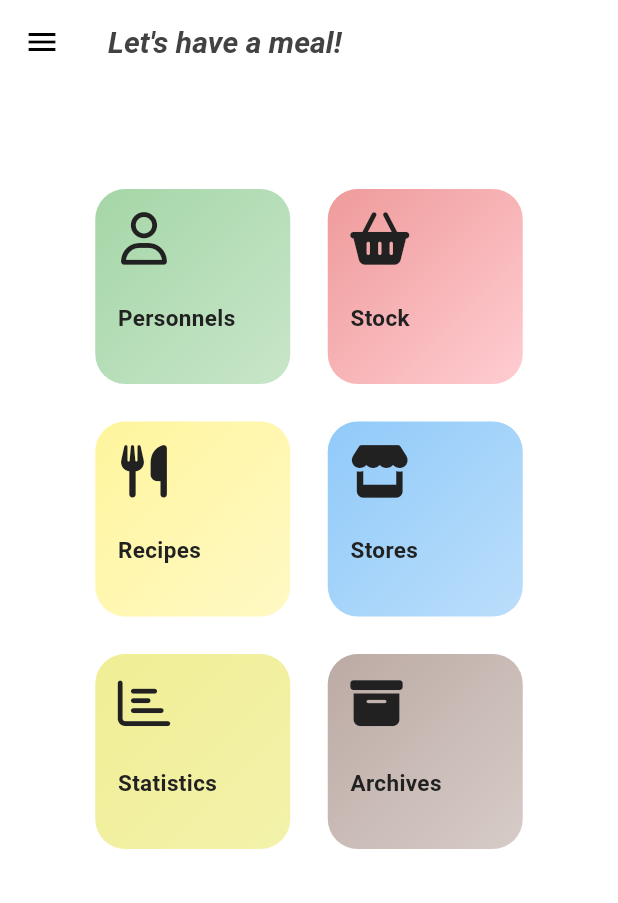
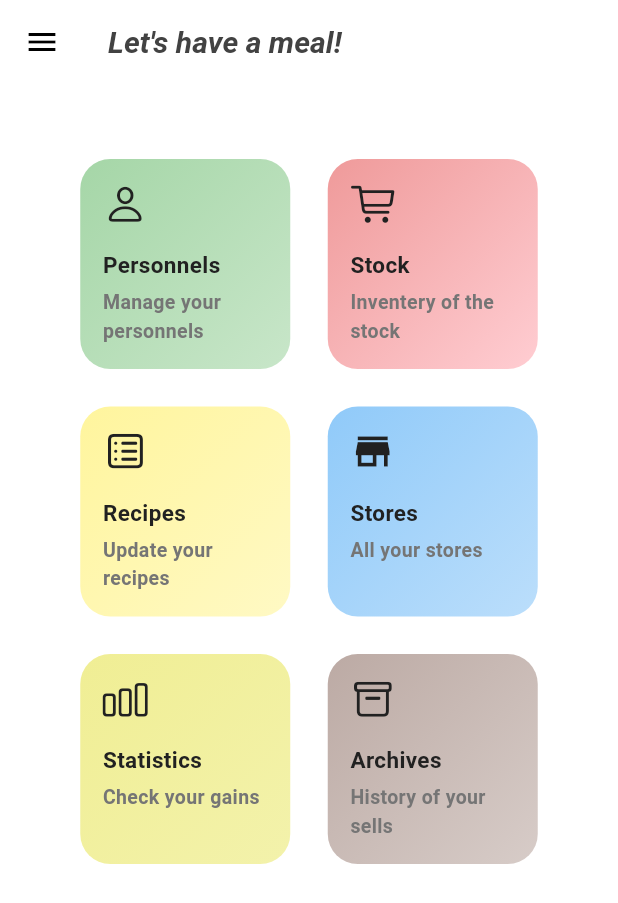
Before and after one commit to Alfred-T-Y/manage_restaurant, a Flutter app: the AdminHomePage screen opened by its route, on a phone screen of 412 x 824 dp. Shown: the top 903 px of the screen. Run offline on Flutter 3.47's test engine with Material 3 defaults, Android fonts, the phone set to English and light mode, and no system bars; our stand-ins replace font_awesome_flutter, google_fonts, lottie, pretty_qr_code, shared_preferences; missing offline and left inert: mobile_scanner; accounts and stored records are empty.

```diff
--- a/lib/components/admin_home_page_option.dart
+++ b/lib/components/admin_home_page_option.dart
@@ -7,6 +7,7 @@ class AdminHomePageOption extends StatelessWidget {
   final Color colorstart;
   final Color colorend;
   final Function() onPressed;
+  final String title;
   final String text;
 
   const AdminHomePageOption({super.key,
@@ -14,11 +15,14 @@ class AdminHomePageOption extends StatelessWidget {
     required this.colorstart,
     required this.colorend,
     required this.onPressed,
+    required this.title,
     required this.text
   });
 
   @override
   Widget build(BuildContext context) {
+    double width = 140;
+    double heigh = 140;
     return GestureDetector(
       onTap: onPressed,
       child: Stack(
@@ -26,38 +30,39 @@ class AdminHomePageOption extends StatelessWidget {
           BackColor(
             colorStart: colorstart,
             colorEnd: colorend,
-            width: 130,
-            heigh: 130,
+            width: width,
+            heigh: heigh,
             raduis: 20),
           SizedBox(
-            width: 130,
-            height: 130,
+            width: width,
+            height: heigh,
             child: Padding(
               padding: const EdgeInsets.all(15),
               child: Column(
+                crossAxisAlignment: CrossAxisAlignment.start,
                 children: [
-                  Row(
-                    children: [
-                      //SizedBox(width: 2,),
                   Icon(
                     icon,
-                        size: 35,
-                        color: Theme.of(context).colorScheme.onTertiary,)
-                    ],
-                  ),
-                  SizedBox(height: 25,),
-                  Row(
-                    children: [
+                    size: 30,
+                    color: Theme.of(context).colorScheme.onTertiary,),
+                  SizedBox(height: 15,),
                   Text(
-                        text,
+                    title,
                     style:TextStyle(
                       fontSize: 15,
                       fontWeight: FontWeight.bold,
                       color: Theme.of(context).colorScheme.onTertiary
                     ),
                     ),
-                    ],
-                  )
+                  SizedBox(height: 5,),
+                  Text(
+                    text,
+                    style:TextStyle(
+                      fontSize: 13,
+                      fontWeight: FontWeight.bold,
+                      color: Theme.of(context).colorScheme.primary
+                    ),
+                    ),
                 ]
               ),
             ),
--- a/lib/pages/admin/admin_home_page.dart
+++ b/lib/pages/admin/admin_home_page.dart
@@ -1,7 +1,9 @@
+import 'package:flutter/cupertino.dart';
 import 'package:flutter/material.dart';
-import 'package:font_awesome_flutter/font_awesome_flutter.dart';
 import 'package:manage_restaurant/components/admin_home_page_option.dart';
 import 'package:manage_restaurant/pages/admin/my_drawer.dart';
+import 'package:manage_restaurant/themes/theme_provider.dart';
+import 'package:provider/provider.dart';
 
 class AdminHomePage extends StatefulWidget {
   const AdminHomePage({super.key});
@@ -13,6 +15,8 @@ class AdminHomePage extends StatefulWidget {
 class _AdminHomePageState extends State<AdminHomePage> {
   @override
   Widget build(BuildContext context) {
+    bool isDark = Provider.of<ThemeProvider>(context, listen: false).isDarkMode;
+
     return Scaffold(
       appBar: AppBar(
         title: Text(
@@ -30,25 +34,27 @@ class _AdminHomePageState extends State<AdminHomePage> {
         child: SingleChildScrollView(
           child: Column(
             children: [
-              SizedBox(height: 70,),
+              SizedBox(height: 50,),
               Row(
                 mainAxisAlignment: MainAxisAlignment.center,
                 children: [
                   AdminHomePageOption(
-                    icon: FontAwesomeIcons.user,
-                    colorstart: Colors.green.shade200,
-                    colorend: Colors.green.shade100,
-                    text: 'Personnels',
+                    icon: CupertinoIcons.person,
+                    colorstart: isDark ? Colors.green.shade400 : Colors.green.shade200,
+                    colorend: isDark ? Colors.green.shade300 : Colors.green.shade100,
+                    title: 'Personnels',
+                    text: 'Manage your personnels',
                     onPressed: (){
                       Navigator.pushNamed(context, '/PersonnelsPage');
                     },
                   ),
                   SizedBox(width: 25,),
                   AdminHomePageOption(
-                    icon: FontAwesomeIcons.basketShopping,
-                    colorstart: Colors.red.shade200,
-                    colorend: Colors.red.shade100,
-                    text: 'Stock',
+                    icon: CupertinoIcons.shopping_cart,
+                    colorstart: isDark ? Colors.red.shade400 : Colors.red.shade200,
+                    colorend: isDark ? Colors.red.shade300 : Colors.red.shade100,
+                    title: 'Stock',
+                    text: 'Inventery of the stock',
                     onPressed: (){})
                 ],
               ),
@@ -57,17 +63,19 @@ class _AdminHomePageState extends State<AdminHomePage> {
                 mainAxisAlignment: MainAxisAlignment.center,
                 children: [
                   AdminHomePageOption(
-                    icon: FontAwesomeIcons.utensils,
-                    colorstart: Colors.yellow.shade200,
-                    colorend: Colors.yellow.shade100,
-                    text: 'Recipes',
+                    icon: CupertinoIcons.square_list,
+                    colorstart: isDark ? Colors.yellow.shade400 : Colors.yellow.shade200,
+                    colorend: isDark ? Colors.yellow.shade300 : Colors.yellow.shade100,
+                    title: 'Recipes',
+                    text: 'Update your recipes',
                     onPressed: (){}),
                   SizedBox(width: 25,),
                   AdminHomePageOption(
-                    icon: FontAwesomeIcons.store,
-                    colorstart: Colors.blue.shade200,
-                    colorend: Colors.blue.shade100,
-                    text: 'Stores',
+                    icon: Icons.store,
+                    colorstart: isDark ? Colors.blue.shade400 : Colors.blue.shade200,
+                    colorend: isDark ? Colors.blue.shade300 : Colors.blue.shade100,
+                    title: 'Stores',
+                    text: 'All your stores',
                     onPressed: (){})
                 ],
               ),
@@ -76,17 +84,19 @@ class _AdminHomePageState extends State<AdminHomePage> {
                 mainAxisAlignment: MainAxisAlignment.center,
                 children: [
                   AdminHomePageOption(
-                    icon: FontAwesomeIcons.chartBar,
-                    colorstart: const Color.fromARGB(255, 240, 238, 148),
-                    colorend: const Color.fromARGB(255, 243, 242, 171),
-                    text: 'Statistics',
+                    icon: CupertinoIcons.chart_bar,
+                    colorstart: isDark ? const Color.fromARGB(255, 194, 192, 80) : const Color.fromARGB(255, 240, 238, 148),
+                    colorend: isDark ? const Color.fromARGB(255, 194, 192, 92) : const Color.fromARGB(255, 243, 242, 171),
+                    title: 'Statistics',
+                    text: 'Check your gains',
                     onPressed: (){}),
                   SizedBox(width: 25,),
                   AdminHomePageOption(
-                    icon: FontAwesomeIcons.boxArchive,
-                    colorstart: Colors.brown.shade200,
-                    colorend: Colors.brown.shade100,
-                    text: 'Archives',
+                    icon: CupertinoIcons.archivebox,
+                    colorstart: isDark ? Colors.brown.shade400 : Colors.brown.shade200,
+                    colorend: isDark ? Colors.brown.shade300 : Colors.brown.shade100,
+                    title: 'Archives',
+                    text: 'History of your sells',
                     onPressed: (){})
                 ],
               ),
```
Lines whose indentation alone changed are shown as unchanged.
